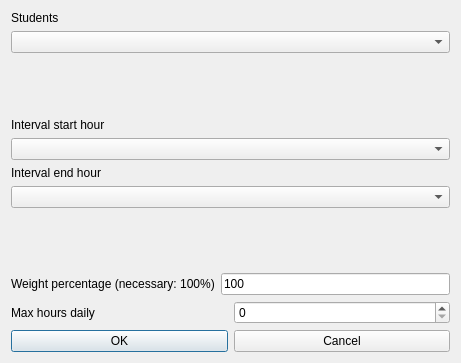
Qt form fet/src/interface/modifyconstraintstudentssetmaxhoursdailyinintervalform_template.ui (vonmecheln/fet) before a commit.
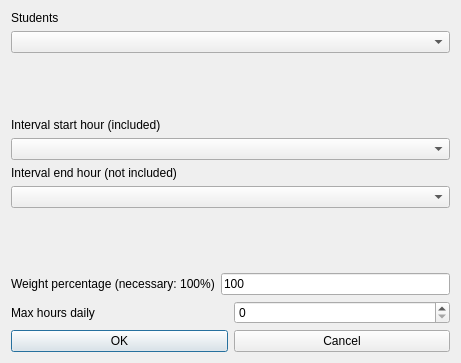
The same form after that commit.

What changed in the file:
```diff
--- a/fet/src/interface/modifyconstraintstudentssetmaxhoursdailyinintervalform_template.ui
+++ b/fet/src/interface/modifyconstraintstudentssetmaxhoursdailyinintervalform_template.ui
@@ -60,7 +60,7 @@
         <enum>QFrame::Plain</enum>
        </property>
        <property name="text">
-        <string>Interval start hour</string>
+        <string extracomment="This field refers to a constraint operating on a given hourly interval. The selected start hour of the interval is included (is counted) in the constraint, while the selected end hour of the interval is not included (is not counted) in the constraint.">Interval start hour (included)</string>
        </property>
        <property name="wordWrap">
         <bool>false</bool>
@@ -133,7 +133,7 @@
         <enum>QFrame::Plain</enum>
        </property>
        <property name="text">
-        <string>Interval end hour</string>
+        <string extracomment="This field refers to a constraint operating on a given hourly interval. The selected start hour of the interval is included (is counted) in the constraint, while the selected end hour of the interval is not included (is not counted) in the constraint.">Interval end hour (not included)</string>
        </property>
        <property name="wordWrap">
         <bool>false</bool>
```
